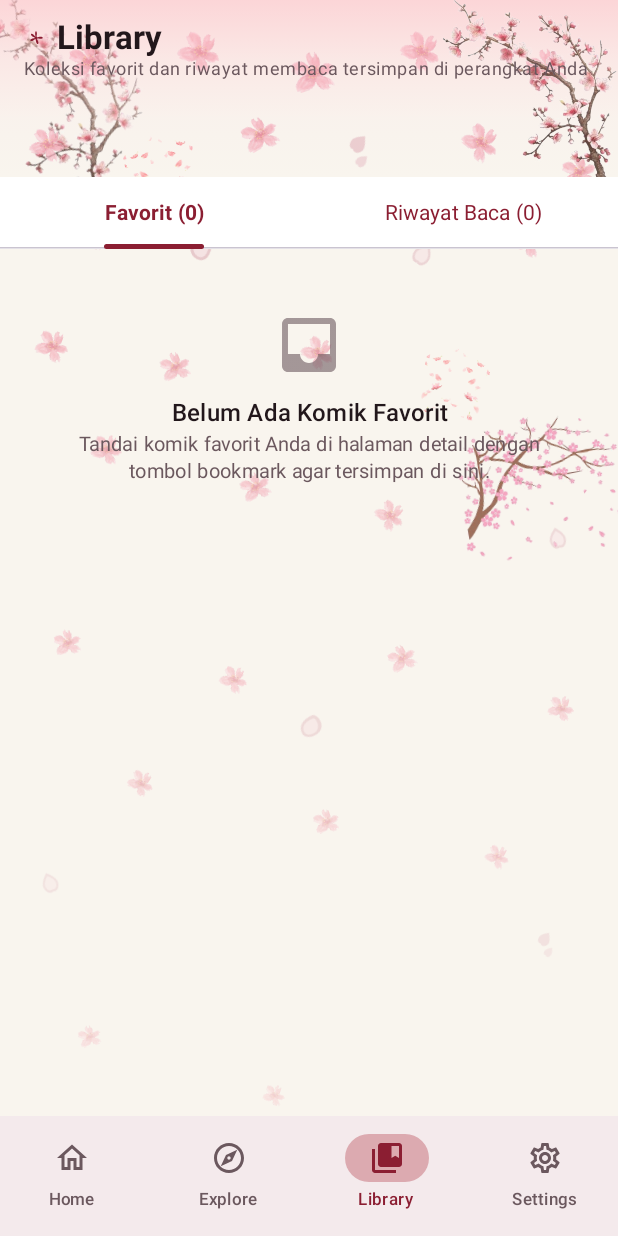
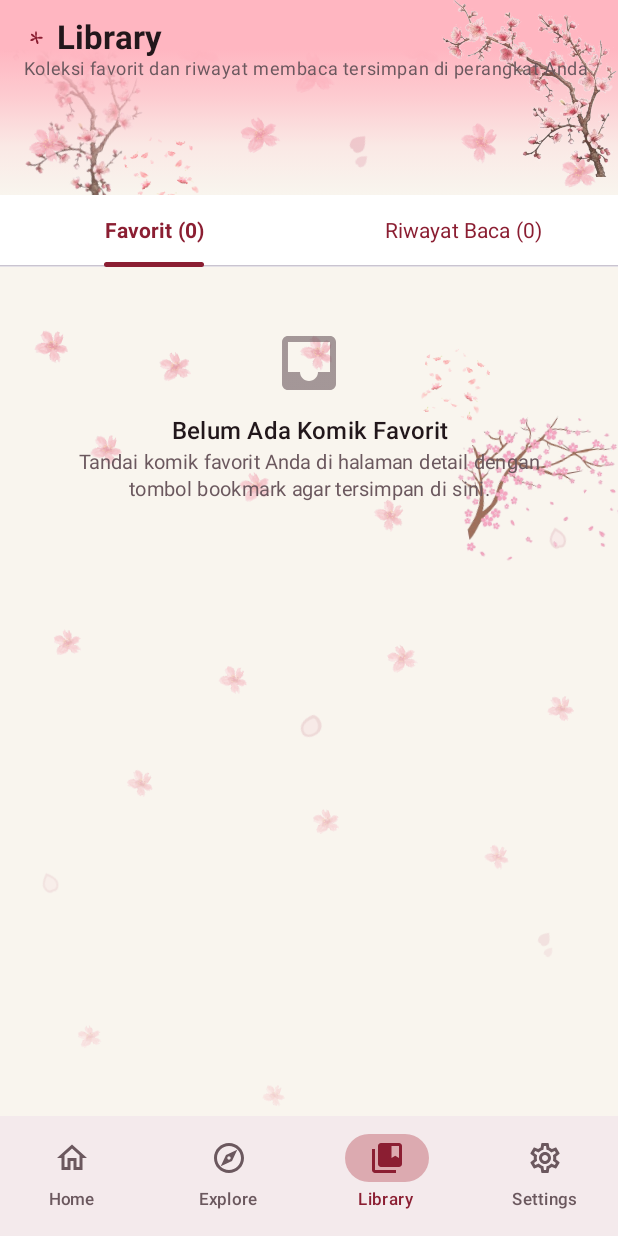
Before and after one commit to Aziz140609/ComicVerse, an Android app built with Jetpack Compose: the LibraryScreen screen opened through its navigation route, on a phone screen of 412 x 824 dp. Run offline under Robolectric (Android 15) with nearby library versions, the phone set to English and light mode, and no system bars; network calls fail.

Commit message:
style(header): restrict full pink bottom transition to explore, library, and settings

```diff
--- a/app/src/main/java/com/aziz/comicverse/ui/library/LibraryScreen.kt
+++ b/app/src/main/java/com/aziz/comicverse/ui/library/LibraryScreen.kt
@@ -60,14 +60,16 @@ fun LibraryScreen(
                 .fillMaxWidth()
                 .background(
                     Brush.verticalGradient(
-                        listOf(
-                            Color(0xFFFFB6C1).copy(alpha = 0.50f),
-                            Color(0xFFFFC0CB).copy(alpha = 0.25f),
-                            Color(0xFFFFD1DC).copy(alpha = 0.08f),
+                        colors = listOf(
+                            Color(0xFFFFB6C1),
+                            Color(0xFFFFB6C1),
+                            Color(0xFFFFB6C1).copy(alpha = 0.65f),
+                            Color(0xFFFFB6C1).copy(alpha = 0.20f),
                             Color.Transparent
                         )
                     )
                 )
+                .padding(bottom = 12.dp)
         ) {
             Image(
                 painter = painterResource(R.drawable.ic_sakura_branch_lush),
```
Also changed, not shown: app/src/main/java/com/aziz/comicverse/ui/detail/ComicDetailScreen.kt (+1 -16 lines), app/src/main/java/com/aziz/comicverse/ui/explore/ExploreScreen.kt (+6 -4 lines), app/src/main/java/com/aziz/comicverse/ui/history/ReadingHistoryScreen.kt (+1 -14 lines), app/src/main/java/com/aziz/comicverse/ui/rankings/RankingsScreen.kt (+1 -14 lines), app/src/main/java/com/aziz/comicverse/ui/settings/SettingsScreen.kt (+7 -5 lines).
